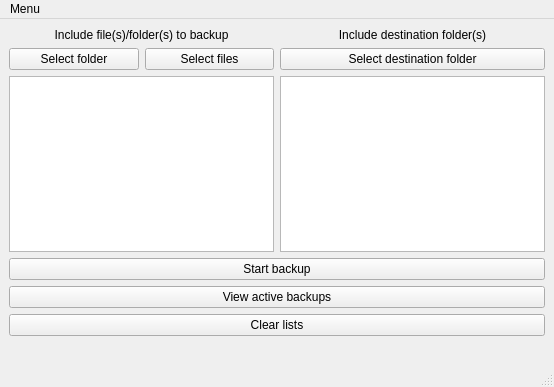
Before: the Qt Designer form auto_backup/mainwindow.ui in tuliovfarias/QT_auto_backup, drawn with Qt 5.
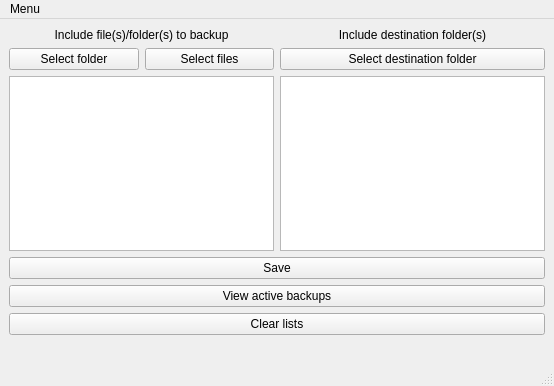
After: the same form once the commit is applied.

Commit message: remove buttons

The edit to the form file:
```diff
--- a/auto_backup/mainwindow.ui
+++ b/auto_backup/mainwindow.ui
@@ -7,7 +7,7 @@
     <x>0</x>
     <y>0</y>
     <width>554</width>
-    <height>387</height>
+    <height>386</height>
    </rect>
   </property>
   <property name="minimumSize">
@@ -167,7 +167,7 @@
     <item>
      <widget class="QPushButton" name="Button_start">
       <property name="text">
-       <string>Start backup</string>
+       <string>Save</string>
       </property>
      </widget>
     </item>
```
The commit also changes 2 other files.
